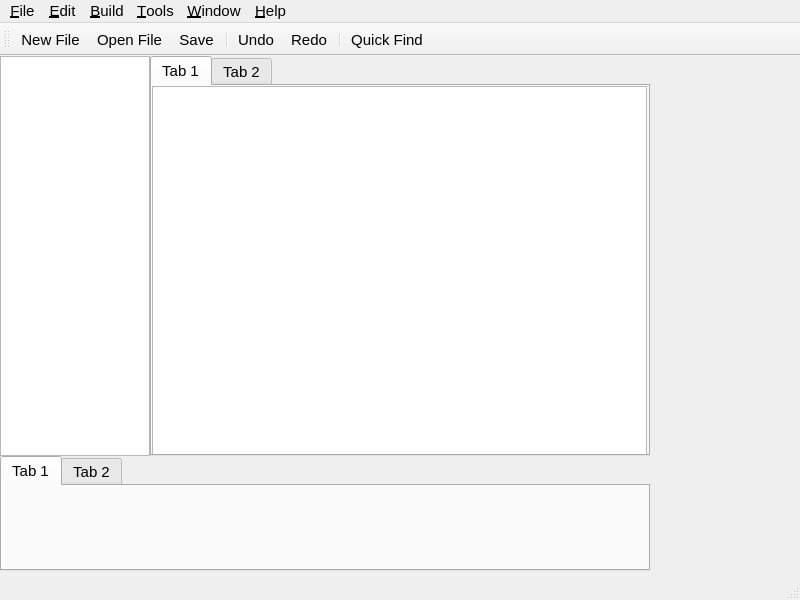
Before: the Qt Designer form client/mainwindow.ui in fangcheng-zhu/Superlime, drawn with Qt 5.
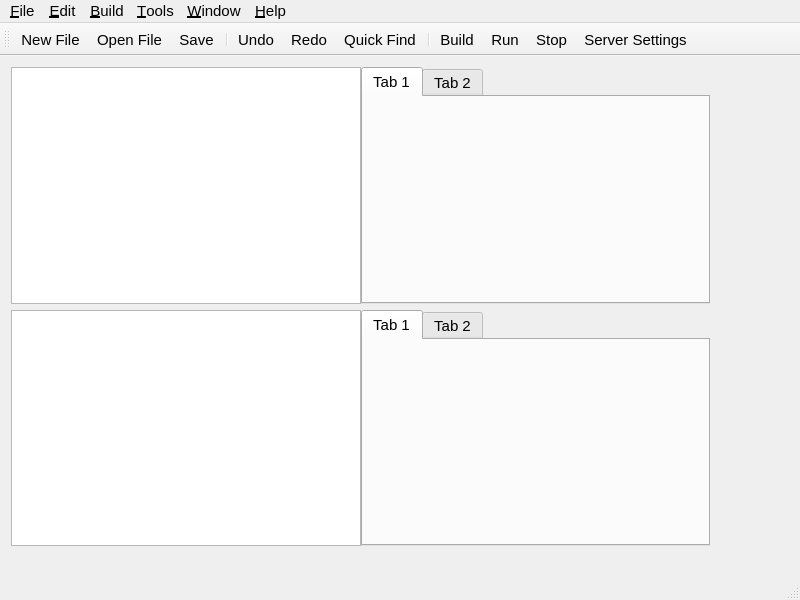
After: the same form once the commit is applied. The open tabs and pages were chosen to show the change. Icons and pictures are not drawn.

```diff
--- a/client/mainwindow.ui
+++ b/client/mainwindow.ui
@@ -19,25 +19,36 @@
    <string>MainWindow</string>
   </property>
   <widget class="QWidget" name="centralWidget">
-   <widget class="QTreeView" name="treeView">
+   <widget class="QWidget" name="layoutWidget">
     <property name="geometry">
      <rect>
       <x>0</x>
       <y>0</y>
-      <width>150</width>
-      <height>400</height>
+      <width>721</width>
+      <height>501</height>
      </rect>
     </property>
-   </widget>
+    <layout class="QHBoxLayout" name="horizontalLayout">
+     <property name="spacing">
+      <number>0</number>
+     </property>
+     <property name="sizeConstraint">
+      <enum>QLayout::SetDefaultConstraint</enum>
+     </property>
+     <item>
+      <layout class="QVBoxLayout" name="verticalLayout">
+       <item>
+        <widget class="QTreeView" name="treeView"/>
+       </item>
+       <item>
+        <widget class="QListView" name="listView"/>
+       </item>
+      </layout>
+     </item>
+     <item>
+      <layout class="QVBoxLayout" name="verticalLayout_2">
+       <item>
    <widget class="QTabWidget" name="tabWidget">
-    <property name="geometry">
-     <rect>
-      <x>150</x>
-      <y>0</y>
-      <width>500</width>
-      <height>400</height>
-     </rect>
-    </property>
     <property name="currentIndex">
      <number>0</number>
     </property>
@@ -45,16 +56,6 @@
      <attribute name="title">
       <string>Tab 1</string>
      </attribute>
-     <widget class="QTextEdit" name="textEdit">
-      <property name="geometry">
-       <rect>
-        <x>0</x>
-        <y>0</y>
-        <width>495</width>
-        <height>370</height>
-       </rect>
-      </property>
-     </widget>
     </widget>
     <widget class="QWidget" name="tab_2">
      <attribute name="title">
@@ -62,15 +63,9 @@
      </attribute>
     </widget>
    </widget>
+       </item>
+       <item>
    <widget class="QTabWidget" name="tabWidget_2">
-    <property name="geometry">
-     <rect>
-      <x>0</x>
-      <y>400</y>
-      <width>650</width>
-      <height>115</height>
-     </rect>
-    </property>
     <property name="currentIndex">
      <number>1</number>
     </property>
@@ -85,16 +80,10 @@
      </attribute>
     </widget>
    </widget>
-   <widget class="QWidget" name="horizontalLayoutWidget">
-    <property name="geometry">
-     <rect>
-      <x>650</x>
-      <y>-1</y>
-      <width>160</width>
-      <height>511</height>
-     </rect>
-    </property>
-    <layout class="QHBoxLayout" name="horizontalLayout"/>
+       </item>
+      </layout>
+     </item>
+    </layout>
    </widget>
   </widget>
   <widget class="QMenuBar" name="menuBar">
@@ -210,8 +199,12 @@
    <addaction name="separator"/>
    <addaction name="action_Undo"/>
    <addaction name="action_Redo"/>
-   <addaction name="separator"/>
    <addaction name="actionQuick_Find"/>
+   <addaction name="separator"/>
+   <addaction name="actionBuild"/>
+   <addaction name="actionRun"/>
+   <addaction name="actionStop"/>
+   <addaction name="actionServer_Settings"/>
   </widget>
   <widget class="QStatusBar" name="statusBar"/>
   <action name="action_New_File">
```
Left out of the diff: 4 changed lines with no effect on the pictures. Lines whose indentation alone changed are shown as unchanged.
